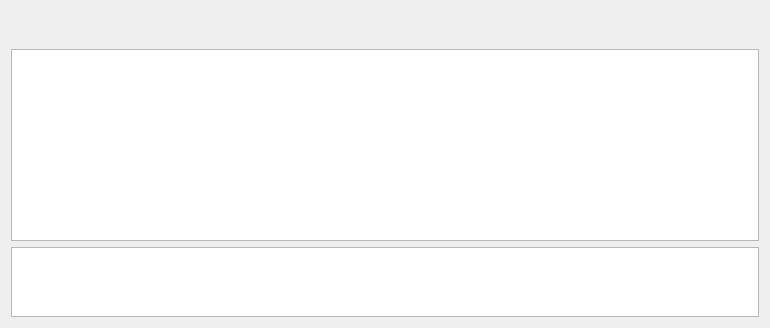
Before: the Qt Designer form Plugins/AppositionSurface/Analysis/SASAnalysisEntry.ui in FelixdelasPozas/EspINA, drawn with Qt 5.
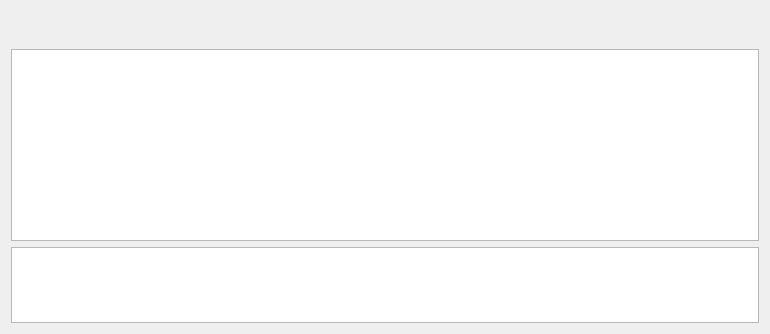
After: the same form once the commit is applied. Icons and pictures are not drawn.

Patch:
```diff
--- a/Plugins/AppositionSurface/Analysis/SASAnalysisEntry.ui
+++ b/Plugins/AppositionSurface/Analysis/SASAnalysisEntry.ui
@@ -7,7 +7,7 @@
     <x>0</x>
     <y>0</y>
     <width>770</width>
-    <height>322</height>
+    <height>334</height>
    </rect>
   </property>
   <property name="windowTitle">
```
Left out of the diff: 2 changed lines with no effect on the pictures.
